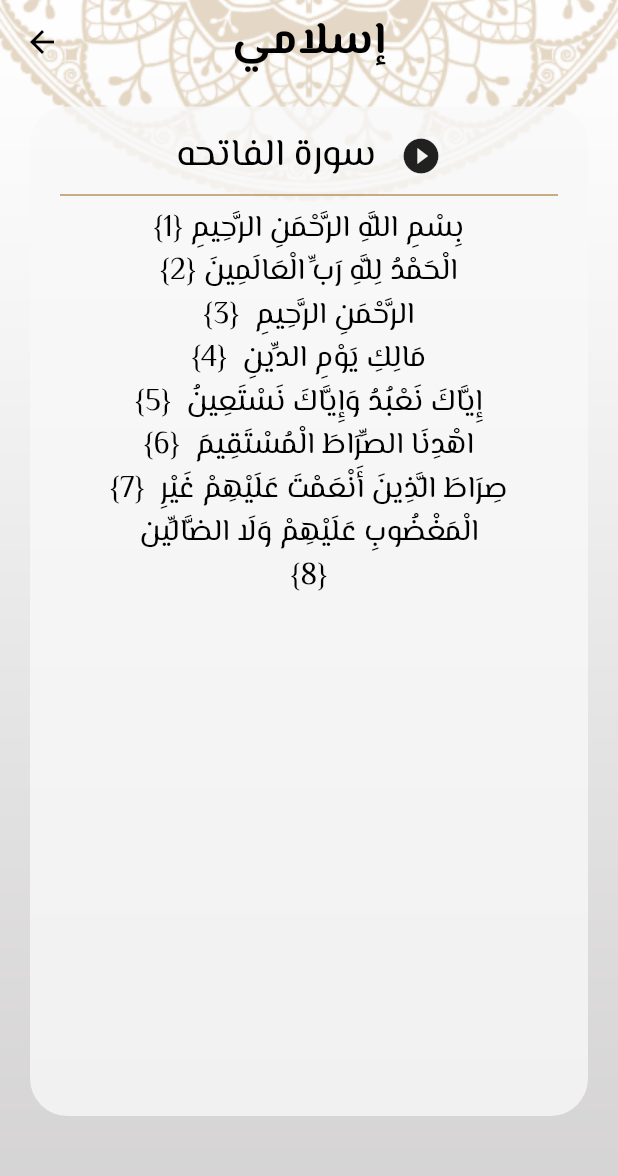
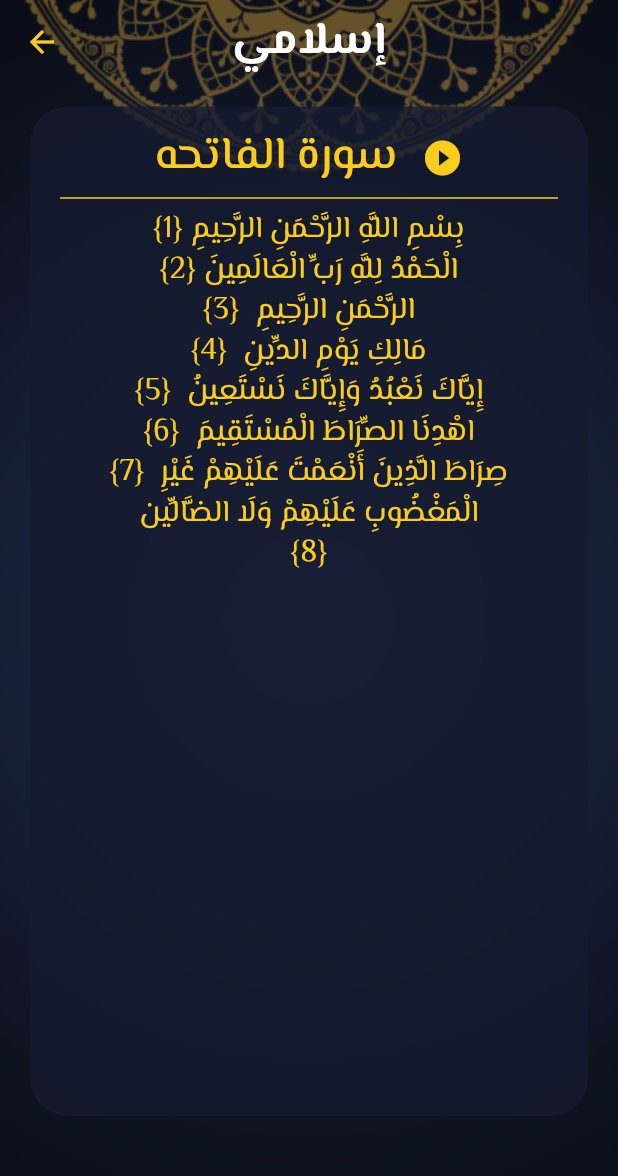
Before and after one commit to MaiBomadian/Islami-App, a Flutter app: the screen it shows after launch, after a tap on an icon or button, on a phone screen of 412 x 824 dp. Shown: the top 1176 px of the screen. Run offline on Flutter 3.47's test engine with Material 3 defaults, Android fonts, the phone set to English and light mode, and no system bars; our stand-ins replace animated_custom_dropdown; generated files the repository leaves out were written again.

Commit message:
* handle theme of application * Finish Islami App

```diff
--- a/lib/config/application_theme_manager.dart
+++ b/lib/config/application_theme_manager.dart
@@ -24,19 +24,19 @@ class ApplicationTheme {
         color: Colors.black,
         fontSize: 30,
       ),
-      bodyLarge:  TextStyle(
+      bodyLarge: TextStyle(
         fontFamily: 'El Messiri',
         fontWeight: FontWeight.w500,
         color: Colors.black,
         fontSize: 25,
       ),
-      bodyMedium:  TextStyle(
+      bodyMedium: TextStyle(
         fontFamily: 'El Messiri',
         fontWeight: FontWeight.normal,
         color: Colors.black,
         fontSize: 25,
       ),
-      bodySmall:  TextStyle(
+      bodySmall: TextStyle(
         fontFamily: 'El Messiri',
         fontWeight: FontWeight.normal,
         color: Colors.black,
@@ -44,7 +44,7 @@ class ApplicationTheme {
       ),
     ),
     bottomNavigationBarTheme: const BottomNavigationBarThemeData(
-      backgroundColor: kPrimaryColor,
+      backgroundColor: kPrimaryColorLightTheme,
       type: BottomNavigationBarType.fixed,
       selectedItemColor: Colors.black,
       selectedLabelStyle: TextStyle(
@@ -66,4 +66,69 @@ class ApplicationTheme {
       ),
     ),
   );
+  static ThemeData darkTheme = ThemeData(
+    useMaterial3: true,
+    scaffoldBackgroundColor: Colors.transparent,
+    appBarTheme: const AppBarTheme(
+      iconTheme: IconThemeData(color: kSecondColorDarkTheme),
+      centerTitle: true,
+      elevation: 0,
+      backgroundColor: Colors.transparent,
+      titleTextStyle: TextStyle(
+        fontWeight: FontWeight.bold,
+        color: Colors.white,
+        fontSize: 30,
+        fontFamily: 'El Messiri',
+      ),
+    ),
+    textTheme: const TextTheme(
+      titleLarge: TextStyle(
+        fontFamily: 'El Messiri',
+        fontWeight: FontWeight.w500,
+        color: kSecondColorDarkTheme,
+        fontSize: 30,
+      ),
+      bodyLarge: TextStyle(
+        fontFamily: 'El Messiri',
+        fontWeight: FontWeight.w500,
+        color: kSecondColorDarkTheme,
+        fontSize: 25,
+      ),
+      bodyMedium: TextStyle(
+        fontFamily: 'El Messiri',
+        fontWeight: FontWeight.normal,
+        color: Colors.white,
+        fontSize: 25,
+      ),
+      bodySmall: TextStyle(
+        fontFamily: 'El Messiri',
+        fontWeight: FontWeight.normal,
+        color: kSecondColorDarkTheme,
+        fontSize: 20,
+      ),
+    ),
+    bottomNavigationBarTheme: const BottomNavigationBarThemeData(
+      backgroundColor: kPrimaryColorDarkTheme,
+      type: BottomNavigationBarType.fixed,
+      selectedItemColor: kSecondColorDarkTheme,
+      selectedLabelStyle: TextStyle(
+          fontSize: 17,
+          fontFamily: 'El Messiri',
+          fontWeight: FontWeight.normal,
+          color: Colors.black),
+      selectedIconTheme: IconThemeData(
+        color: kSecondColorDarkTheme,
+      ),
+      unselectedItemColor: Colors.white,
+      unselectedLabelStyle: TextStyle(
+        fontSize: 12,
+        fontFamily: 'El Messiri',
+        fontWeight: FontWeight.normal,
+      ),
+      unselectedIconTheme: IconThemeData(
+        color: Colors.white,
+      ),
+    ),
+  );
+
 }
--- a/lib/config/settings_provider.dart
+++ b/lib/config/settings_provider.dart
@@ -1,13 +1,22 @@
-import 'package:flutter/cupertino.dart';
-import 'package:provider/provider.dart';
+import 'package:flutter/material.dart';
 
-class SettingsProvider extends ChangeNotifier{
-  String currentLanguage= 'en';
-  changeLanguage(String newLanguage){
+class SettingsProvider extends ChangeNotifier {
+  String currentLanguage = 'en';
+  ThemeMode currentThemeMode = ThemeMode.dark;
 
-if(currentLanguage == newLanguage) return;
-currentLanguage = newLanguage;
-notifyListeners();
+
+  changeLanguage(String newLanguage) {
+    if (currentLanguage == newLanguage) return;
+    currentLanguage = newLanguage;
+    notifyListeners();
+  }
+  changeTheme(ThemeMode newThemeMode) {
+    if (currentThemeMode == newThemeMode) return;
+    currentThemeMode = newThemeMode;
+    notifyListeners();
+  }
+ String getBackGround(){
+   return currentThemeMode == ThemeMode.light ? 'assets/images/main_background.png' : 'assets/images/bg.png';
   }
 
 }
--- a/lib/constants.dart
+++ b/lib/constants.dart
@@ -1,3 +1,5 @@
 import 'package:flutter/material.dart';
 
-const kPrimaryColor = Color(0xffB7935F);
+const kPrimaryColorLightTheme = Color(0xffB7935F);
+const kPrimaryColorDarkTheme = Color(0xff141A2E);
+const kSecondColorDarkTheme =Color(0xffFACC1D);
--- a/lib/layouts/home_screen.dart
+++ b/lib/layouts/home_screen.dart
@@ -1,10 +1,12 @@
 import 'package:flutter/material.dart';
+import 'package:flutter_gen/gen_l10n/app_localizations.dart';
+import 'package:islami_app/config/settings_provider.dart';
 import 'package:islami_app/views/hadeth/hadeth_screen.dart';
 import 'package:islami_app/views/quran/quran_screen_view.dart';
 import 'package:islami_app/views/radio/radio_screen.dart';
 import 'package:islami_app/views/settings/settings_screen.dart';
 import 'package:islami_app/views/tasbeh/tasbeh_screen.dart';
-import 'package:flutter_gen/gen_l10n/app_localizations.dart';
+import 'package:provider/provider.dart';
 
 class HomeScreen extends StatefulWidget {
   const HomeScreen({super.key});
@@ -28,18 +30,19 @@ class _HomeScreenState extends State<HomeScreen> {
   @override
   Widget build(BuildContext context) {
     var language = AppLocalizations.of(context)!;
+    var vm = Provider.of<SettingsProvider>(context);
     return Container(
-      decoration: const BoxDecoration(
+      decoration: BoxDecoration(
         image: DecorationImage(
           image: AssetImage(
-            'assets/images/main_background.png',
+            vm.getBackGround(),
           ),
           fit: BoxFit.fill,
         ),
       ),
       child: Scaffold(
         appBar: AppBar(
-          title:  Text(language.islami),
+          title: Text(language.islami),
         ),
         bottomNavigationBar: BottomNavigationBar(
           currentIndex: currentIndex,
@@ -47,33 +50,35 @@ class _HomeScreenState extends State<HomeScreen> {
             currentIndex = index;
             setState(() {});
           },
-          items:  [
+          items: [
             BottomNavigationBarItem(
               label: language.quran,
-              icon:const ImageIcon(
+              icon: const ImageIcon(
                 AssetImage('assets/images/quran.png'),
               ),
             ),
             BottomNavigationBarItem(
               label: language.hadeth,
-              icon:const ImageIcon(
+              icon: const ImageIcon(
                 AssetImage('assets/images/hadeth.png'),
               ),
             ),
             BottomNavigationBarItem(
               label: language.tasbeh,
-              icon:const ImageIcon(
+              icon: const ImageIcon(
                 AssetImage('assets/images/sebha.png'),
               ),
             ),
             BottomNavigationBarItem(
               label: language.radio,
-              icon:const ImageIcon(
+              icon: const ImageIcon(
                 AssetImage('assets/images/radio.png'),
               ),
             ),
             BottomNavigationBarItem(
-                icon:const Icon(Icons.settings), label: language.settings,),
+              icon: const Icon(Icons.settings),
+              label: language.settings,
+            ),
           ],
         ),
         body: screens[currentIndex],
--- a/lib/main.dart
+++ b/lib/main.dart
@@ -1,15 +1,18 @@
 import 'package:flutter/material.dart';
+import 'package:flutter_gen/gen_l10n/app_localizations.dart';
 import 'package:islami_app/config/application_theme_manager.dart';
 import 'package:islami_app/config/settings_provider.dart';
 import 'package:islami_app/layouts/home_screen.dart';
 import 'package:islami_app/views/hadeth/hadeth_detail.dart';
 import 'package:islami_app/views/quran/quran_detail.dart';
 import 'package:islami_app/views/splash/screen/splash_screen.dart';
-import 'package:flutter_gen/gen_l10n/app_localizations.dart';
 import 'package:provider/provider.dart';
 
 void main() {
-  runApp(ChangeNotifierProvider(create: (context)=> SettingsProvider() ,child:const  MyApp(),));
+  runApp(ChangeNotifierProvider(
+    create: (context) => SettingsProvider(),
+    child: const MyApp(),
+  ));
 }
 
 class MyApp extends StatelessWidget {
@@ -17,13 +20,14 @@ class MyApp extends StatelessWidget {
 
   @override
   Widget build(BuildContext context) {
-var vm = Provider.of<SettingsProvider>(context);
+    var vm = Provider.of<SettingsProvider>(context);
     return MaterialApp(
       localizationsDelegates: AppLocalizations.localizationsDelegates,
       supportedLocales: AppLocalizations.supportedLocales,
       locale: Locale(vm.currentLanguage),
       theme: ApplicationTheme.lightTheme,
-      themeMode: ThemeMode.light,
+      darkTheme: ApplicationTheme.darkTheme,
+      themeMode: vm.currentThemeMode,
       debugShowCheckedModeBanner: false,
       title: 'Islami App',
       initialRoute: SpalshScreen.routeName,
--- a/lib/views/quran/quran_detail.dart
+++ b/lib/views/quran/quran_detail.dart
@@ -2,6 +2,9 @@ import 'package:flutter/material.dart';
 import 'package:flutter/services.dart';
 import 'package:islami_app/constants.dart';
 import 'package:islami_app/models/sura_content_model.dart';
+import 'package:provider/provider.dart';
+
+import '../../config/settings_provider.dart';
 
 class QuranDetail extends StatefulWidget {
   static const String routeName = 'QuranDetail';
@@ -19,13 +22,17 @@ class _QuranDetailState extends State<QuranDetail> {
   Widget build(BuildContext context) {
     var arguments = ModalRoute.of(context)?.settings.arguments as SuraContent;
     Size mediaQuery = MediaQuery.of(context).size;
+    var vm = Provider.of<SettingsProvider>(context);
+    var theme = Theme.of(context);
+
+
 
     if (versesList.isEmpty) loadData(arguments.suraNumber);
     return Container(
-      decoration: const BoxDecoration(
+      decoration:  BoxDecoration(
         image: DecorationImage(
           image: AssetImage(
-            'assets/images/main_background.png',
+            vm.getBackGround(),
           ),
           fit: BoxFit.cover,
         ),
@@ -48,7 +55,7 @@ class _QuranDetailState extends State<QuranDetail> {
             padding: const EdgeInsets.symmetric(vertical: 15, horizontal: 20),
             decoration: BoxDecoration(
               borderRadius: BorderRadius.circular(25),
-              color: const Color(0xffF8F8F8).withOpacity(.8),
+             color: vm.currentThemeMode == ThemeMode.light ?Colors.white.withOpacity(.8): kPrimaryColorDarkTheme.withOpacity(.8),
             ),
             child: Column(
               children: [
@@ -57,28 +64,25 @@ class _QuranDetailState extends State<QuranDetail> {
                   children: [
                     Text(
                       'سورة ${arguments.suraName}',
-                      style: const TextStyle(
-                        fontSize: 25,
-                        fontFamily: 'El Messiri',
-                        fontWeight: FontWeight.normal,
-                      ),
+                      style: theme.textTheme.titleLarge
                     ),
                     const SizedBox(
                       width: 16,
                     ),
-                    const Icon(
+                     Icon(
                       Icons.play_circle_fill_outlined,
                       size: 28,
+                      color: vm.currentThemeMode == ThemeMode.light ?Colors.black: kSecondColorDarkTheme,
                     ),
                   ],
                 ),
-                const Divider(
-                  color: kPrimaryColor,
+                 Divider(
+                  color: vm.currentThemeMode == ThemeMode.light ?kPrimaryColorLightTheme: kSecondColorDarkTheme,
                 ),
                 if (versesList.isEmpty)
                   const Center(
                     child: CircularProgressIndicator(
-                      color: kPrimaryColor,
+                      color: kPrimaryColorLightTheme,
                     ),
                   ),
                 if (versesList.isNotEmpty)
@@ -88,10 +92,7 @@ class _QuranDetailState extends State<QuranDetail> {
                         return Text(
                           '${{index + 1}} ${versesList[index]}',
                           textAlign: TextAlign.center,
-                          style: const TextStyle(
-                            fontSize: 20,
-                            fontFamily: 'El Messiri',
-                          ),
+                          style: theme.textTheme.bodySmall
                         );
                       },
                       itemCount: versesList.length,
--- a/lib/views/quran/quran_list.dart
+++ b/lib/views/quran/quran_list.dart
@@ -1,5 +1,7 @@
 import 'package:flutter/material.dart';
+import 'package:islami_app/config/settings_provider.dart';
 import 'package:islami_app/constants.dart';
+import 'package:provider/provider.dart';
 
 class QuranListTitle extends StatelessWidget {
   final String suraName;
@@ -13,33 +15,27 @@ class QuranListTitle extends StatelessWidget {
 
   @override
   Widget build(BuildContext context) {
+    var theme = Theme.of(context);
+    var vm= Provider.of<SettingsProvider>(context);
     return Row(
       children: [
         Expanded(
           child: Text(
             suraNumber,
             textAlign: TextAlign.center,
-            style: const TextStyle(
-              fontSize: 20,
-              fontFamily: 'El Messiri',
-              fontWeight: FontWeight.w500,
-            ),
+            style: theme.textTheme.bodyMedium,
           ),
         ),
         Container(
           height: 45,
           width: 2,
-          color: kPrimaryColor,
+          color: vm.currentThemeMode == ThemeMode.light ?kPrimaryColorLightTheme: kSecondColorDarkTheme,
         ),
         Expanded(
           child: Text(
             suraName,
             textAlign: TextAlign.center,
-            style: const TextStyle(
-              fontSize: 20,
-              fontFamily: 'El Messiri',
-              fontWeight: FontWeight.w500,
-            ),
+            style: theme.textTheme.bodyMedium,
           ),
         ),
       ],
--- a/lib/views/quran/quran_screen_view.dart
+++ b/lib/views/quran/quran_screen_view.dart
@@ -3,6 +3,9 @@ import 'package:islami_app/constants.dart';
 import 'package:islami_app/models/sura_content_model.dart';
 import 'package:islami_app/views/quran/quran_detail.dart';
 import 'package:islami_app/views/quran/quran_list.dart';
+import 'package:provider/provider.dart';
+
+import '../../config/settings_provider.dart';
 
 class QuranScreen extends StatelessWidget {
   final List<String> suraNameList = [
@@ -126,42 +129,47 @@ class QuranScreen extends StatelessWidget {
 
   @override
   Widget build(BuildContext context) {
+
     Size mediaQuery = MediaQuery.of(context).size;
+    var theme = Theme.of(context);
+    var vm = Provider.of<SettingsProvider>(context);
+
+
     return Column(
       children: [
         Image.asset(
           'assets/images/mushaf.png',
           height: mediaQuery.height * .2,
         ),
-        const Divider(
-          color: kPrimaryColor,
+         Divider(
+          color: vm.currentThemeMode == ThemeMode.light ?kPrimaryColorLightTheme: kSecondColorDarkTheme,
           thickness: 2,
         ),
         Row(
           children: [
-            const Expanded(
+             Expanded(
               child: Text(
                 'رقم السورة',
                 textAlign: TextAlign.center,
-                style: TextStyle(fontSize: 25, fontFamily: 'El Messiri'),
+                style: theme.textTheme.bodyLarge,
               ),
             ),
             Container(
               height: 35,
               width: 2,
-              color: kPrimaryColor,
+              color: vm.currentThemeMode == ThemeMode.light ?kPrimaryColorLightTheme: kSecondColorDarkTheme,
             ),
-            const Expanded(
+             Expanded(
               child: Text(
                 'اسم السورة',
                 textAlign: TextAlign.center,
-                style: TextStyle(fontSize: 25, fontFamily: 'El Messiri'),
+                style: theme.textTheme.bodyLarge,
               ),
             ),
           ],
         ),
-        const Divider(
-          color: kPrimaryColor,
+         Divider(
+          color: vm.currentThemeMode == ThemeMode.light ?kPrimaryColorLightTheme: kSecondColorDarkTheme,
           thickness: 2,
         ),
         Expanded(
--- a/lib/views/splash/screen/splash_screen.dart
+++ b/lib/views/splash/screen/splash_screen.dart
@@ -1,7 +1,9 @@
 import 'dart:async';
 
 import 'package:flutter/material.dart';
+import 'package:islami_app/config/settings_provider.dart';
 import 'package:islami_app/layouts/home_screen.dart';
+import 'package:provider/provider.dart';
 
 class SpalshScreen extends StatefulWidget {
   const SpalshScreen({super.key});
@@ -27,10 +29,11 @@ class _SpalshScreenState extends State<SpalshScreen> {
   @override
   Widget build(BuildContext context) {
     Size mediaQuery = MediaQuery.of(context).size;
+    var vm = Provider.of<SettingsProvider>(context)!;
     return Scaffold(
       backgroundColor: Colors.transparent,
-      body: Image.asset(
-        'assets/images/splash_image.png',
+      body:Image.asset(
+        vm.currentThemeMode == ThemeMode.light ? 'assets/images/splash_image.png' : 'assets/images/splash – 1.png',
         height: mediaQuery.height,
         width: mediaQuery.width,
         fit: BoxFit.fill,
```
Also changed, not shown: lib/views/hadeth/hadeth_detail.dart (+18 -17 lines), lib/views/hadeth/hadeth_screen.dart (+7 -4 lines), lib/views/radio/radio_screen.dart (+9 -4 lines), lib/views/settings/settings_screen.dart (+22 -5 lines), lib/views/tasbeh/tasbeh_screen.dart (+15 -17 lines), assets/images/body of seb7a dark(1).png, assets/images/splash – 1.png (added).
